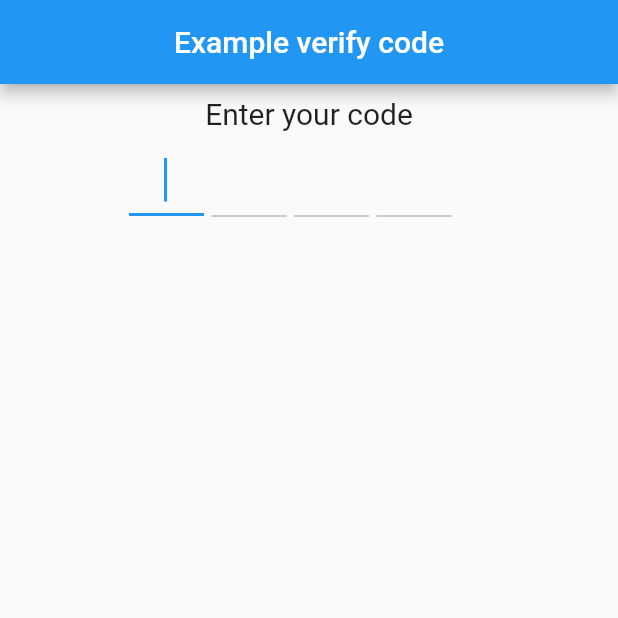
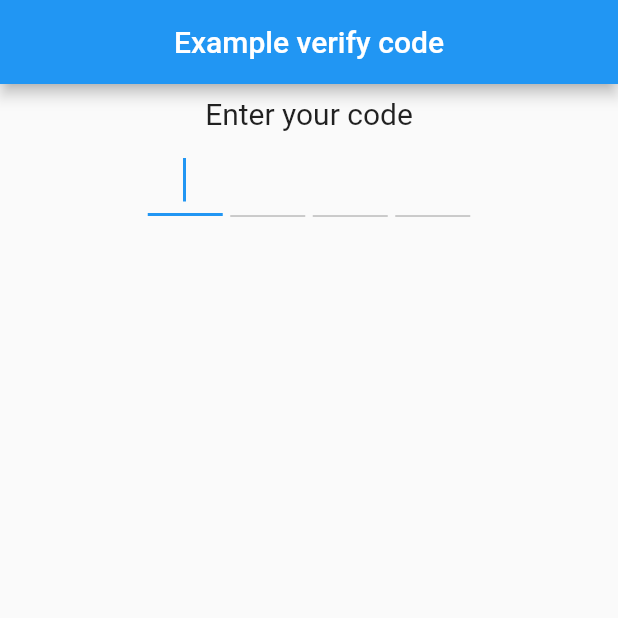
Before and after one commit to tiny-express/flutter_verification_code_input, a Flutter app: the screen it shows after launch, on a phone screen of 412 x 824 dp, the top half of it. Run offline on Flutter 3.47's test engine with Material 2 defaults, Android fonts, the phone set to English and light mode, and no system bars.

Commit message:
Add itemSize, set default TextInputType

```diff
--- a/lib/src/verification_code_input.dart
+++ b/lib/src/verification_code_input.dart
@@ -4,17 +4,20 @@ class VerificationCodeInput extends StatefulWidget {
   final ValueChanged<String> onCompleted;
   final TextInputType keyboardType;
   final int length;
+  final double itemSize;
   BoxDecoration itemDecoration;
   TextStyle textStyle;
-
   VerificationCodeInput(
       {Key key,
       this.onCompleted,
-      this.keyboardType,
+      this.keyboardType = TextInputType.number,
       this.length = 4,
       this.itemDecoration,
+      this.itemSize = 50,
       this.textStyle = const TextStyle(fontSize: 25.0, color: Colors.black)})
-      : super(key: key);
+      : assert(length > 0),
+        assert(itemSize > 0),
+        super(key: key);
 
   @override
   _VerificationCodeInputState createState() =>
@@ -62,7 +65,7 @@ class _VerificationCodeInputState extends State<VerificationCodeInput> {
           border: (border ? null : InputBorder.none),
           enabled: _currentIdex == index,
           counterText: "",
-          contentPadding: new EdgeInsets.all(10.0),
+          contentPadding: EdgeInsets.all(((widget.itemSize * 2) / 10)),
           errorMaxLines: 1,
           fillColor: Colors.black),
       onChanged: (String value) {
@@ -129,10 +132,10 @@ class _VerificationCodeInputState extends State<VerificationCodeInput> {
   List<Widget> _buildListWidget() {
     List<Widget> listWidget = List();
     for (int index = 0; index < widget.length; index++) {
-      double left = (index == 0) ? 0.0 : 5;
+      double left = (index == 0) ? 0.0 : (widget.itemSize / 10);
       listWidget.add(Container(
-          height: 50,
-          width: 50,
+          height: widget.itemSize,
+          width: widget.itemSize,
           margin: EdgeInsets.only(left: left),
           decoration: widget.itemDecoration,
           child: _buildInputItem(index)));
@@ -142,14 +145,11 @@ class _VerificationCodeInputState extends State<VerificationCodeInput> {
 
   @override
   Widget build(BuildContext context) {
-    return SizedBox(
-      height: 50,
-      width: (50 * widget.length + widget.length * 10).toDouble(),
-      child: SingleChildScrollView(
-          scrollDirection: Axis.horizontal,
-          child: Row(
-            children: _buildListWidget(),
-          )),
-    );
+    return SingleChildScrollView(
+        scrollDirection: Axis.horizontal,
+        child: Row(
+          mainAxisAlignment: MainAxisAlignment.center,
+          children: _buildListWidget(),
+        ));
   }
 }
--- a/pubspec.yaml
+++ b/pubspec.yaml
@@ -1,8 +1,8 @@
 name: flutter_verification_code_input
-author: loinp<nploi1998@gmail.com>
+author: loinp <nploi1998@gmail.com>
 homepage: https://github.com/nploi/flutter_verification_code_input
 description: A Flutter package that help you create a verification input.
-version: 0.1.0
+version: 0.1.1
 
 environment:
   sdk: '>=2.0.0-dev.0.0 <3.0.0'
```
